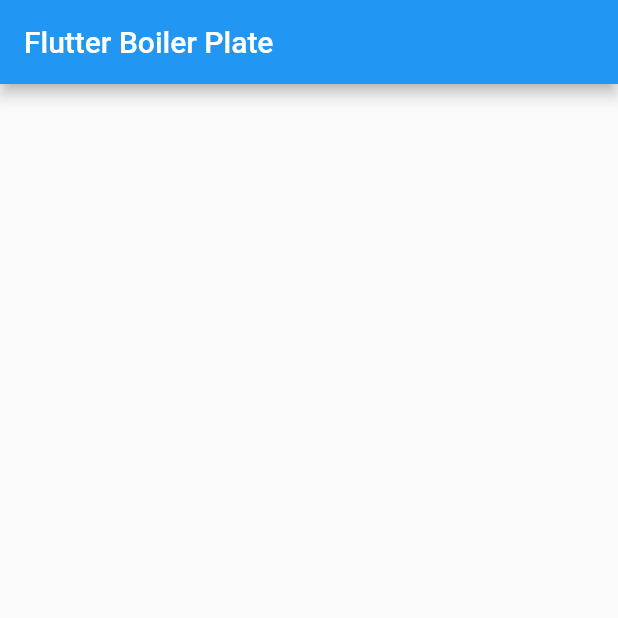
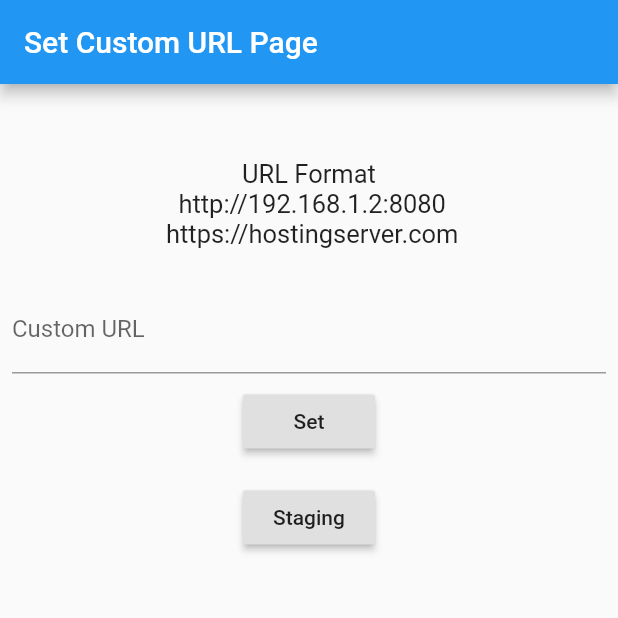
Before and after one commit to joshsoftware/flutter-boilerplate, a Flutter app: the screen it shows after launch, on a phone screen of 412 x 824 dp, the top half of it. Run offline on Flutter 3.47's test engine with Material 2 defaults, Android fonts, the phone set to English and light mode, and no system bars; our stand-ins replace connectivity, shared_preferences; statements that could not run were skipped.

Commit message:
added custom url page

```diff
--- /dev/null
+++ b/lib/models/custom_url_model.dart
@@ -0,0 +1 @@
+class CustomURLModel {}
--- a/lib/utils/api_helper.dart
+++ b/lib/utils/api_helper.dart
@@ -1,6 +1,6 @@
 import 'dart:convert';
 import 'package:flutter/material.dart';
-import 'package:flutter_mvvm_boilerplate/models/response_data.dart';
+import 'package:flutter_mvvm_boilerplate/models/response_data_model.dart';
 import 'package:flutter_mvvm_boilerplate/utils/pretty_json_print.dart';
 import 'package:flutter_mvvm_boilerplate/utils/constants/singleton_constant.dart';
 import 'package:flutter_mvvm_boilerplate/widgets/loader_widget.dart';
@@ -15,8 +15,8 @@ class ApiHelper {
 
   //Base headers Supports version
   //Gets Token from singleton class which is set either on login or app startup in main.dart
-  static Future<Map> _getHeaders(bool useAuth, int apiVersion) async {
-    Map _map = {
+  static Future<Map<String, String>> _getHeaders(bool useAuth, int apiVersion) async {
+    Map<String, String> _map = {
       //Add or Remove headers from here
       'Content-Type': 'application/json',
       'Authorization': useAuth ? 'Bearer ' + await SingletonConstants().getToken : "",
--- a/lib/utils/constants/app_constants.dart
+++ b/lib/utils/constants/app_constants.dart
@@ -3,7 +3,7 @@ class AppConstants {
 
   //Allows Developers to test on custom base URL by showing an custom URL screen at start up.
   //Application have Safe checks in main.dart so custom URL page will never show if isProdBuild flag in AppConstants is set as true.
-  static const bool isCustomURLBuild = false;
+  static const bool isCustomURLBuild = true;
 
   //Flutter level flag
   //Will set base URL to Production if set true.
@@ -13,4 +13,4 @@ class AppConstants {
 }
 
 //API status enums
-enum ApiStatus { started, completed, loading, searching, empty, failed, timeout }
+enum ApiStatus { idle, started, completed, loading, searching, empty, failed, timeout }
--- a/lib/utils/constants/color_constants.dart
+++ b/lib/utils/constants/color_constants.dart
@@ -3,4 +3,5 @@ import 'package:flutter/material.dart';
 class ColorConstants {
   static const Color PRIMARY = Colors.blue;
   static const Color PRIMARY_DARK = Colors.blueAccent;
+  static const Color GREEN = Colors.green;
 }
--- /dev/null
+++ b/lib/view_models/custom_url_view_model.dart
@@ -0,0 +1,37 @@
+import 'package:flutter/material.dart';
+import 'package:flutter_mvvm_boilerplate/models/login_model.dart';
+import 'package:flutter_mvvm_boilerplate/models/response_data_model.dart';
+import 'package:flutter_mvvm_boilerplate/services/api_service.dart';
+import 'package:flutter_mvvm_boilerplate/utils/constants/api_constants.dart';
+import 'package:flutter_mvvm_boilerplate/utils/constants/app_constants.dart';
+import 'package:flutter_mvvm_boilerplate/utils/constants/singleton_constant.dart';
+import 'package:flutter_mvvm_boilerplate/utils/shared_preferences_helper.dart';
+import 'package:flutter_mvvm_boilerplate/views/login_view.dart';
+import 'package:flutter_mvvm_boilerplate/widgets/alert_bar.dart';
+
+class CustomURLViewModel with ChangeNotifier {
+  TextEditingController urlTextFieldController = TextEditingController();
+
+  void checkIfURLSetPreviously({@required BuildContext context}) async {
+    String url = await SharedPreferencesHelper.getCustomURL();
+    if (url != null) {
+      urlTextFieldController.text = url;
+    }
+  }
+
+  void setURL({@required BuildContext context}) async {
+    if (urlTextFieldController.text.isEmpty) {
+      AlertBar.show(context, title: "Enter URL", description: "Please enter a URL");
+      return;
+    }
+
+    SingletonConstants().setBaseUrl(urlTextFieldController.text.trim());
+    SharedPreferencesHelper.setCustomURL(urlTextFieldController.text.trim());
+    Navigator.pushNamedAndRemoveUntil(context, LoginView.TAG, (route) => false);
+  }
+
+  void setStaging({BuildContext context}) async {
+    SingletonConstants().setBaseUrl(ApiConstants.SERVER_BASE_URL);
+    Navigator.pushNamedAndRemoveUntil(context, LoginView.TAG, (route) => false);
+  }
+}
--- /dev/null
+++ b/lib/views/custom_url_view.dart
@@ -0,0 +1,64 @@
+import 'package:flutter/material.dart';
+import 'package:flutter_mvvm_boilerplate/utils/constants/app_constants.dart';
+import 'package:flutter_mvvm_boilerplate/view_models/custom_url_view_model.dart';
+import 'package:flutter_mvvm_boilerplate/view_models/login_view_model.dart';
+import 'package:flutter_mvvm_boilerplate/widgets/common_button.dart';
+import 'package:flutter_mvvm_boilerplate/widgets/common_text_field.dart';
+import 'package:provider/provider.dart';
+
+class CustomURLView extends StatefulWidget {
+  CustomURLView({Key key}) : super(key: key);
+
+  static const String TAG = "/CustomURLView";
+
+  @override
+  _CustomURLViewState createState() => _CustomURLViewState();
+}
+
+class _CustomURLViewState extends State<CustomURLView> {
+  @override
+  void initState() {
+    // TODO: implement initState
+    super.initState();
+    Provider.of<CustomURLViewModel>(context, listen: false).checkIfURLSetPreviously();
+  }
+
+  @override
+  Widget build(BuildContext context) {
+    CustomURLViewModel _customURLViewModel = Provider.of<CustomURLViewModel>(context);
+    return Scaffold(
+      appBar: AppBar(
+        title: Text("Set Custom URL Page"),
+      ),
+      body: Column(
+        children: [
+          Padding(
+            padding: const EdgeInsets.only(top: 50),
+            child: Text(
+              "URL Format \n http://192.168.1.2:8080 \n https://hostingserver.com \n ",
+              textAlign: TextAlign.center,
+              style: TextStyle(fontSize: 17),
+            ),
+          ),
+          CommonTextField(
+            label: "Custom URL",
+            hint: "Enter URL here",
+            controller: _customURLViewModel.urlTextFieldController,
+          ),
+          CommonButton(
+            title: "Set",
+            function: () {
+              _customURLViewModel.setURL(context: context);
+            },
+          ),
+          CommonButton(
+            title: "Staging",
+            function: () {
+              _customURLViewModel.setStaging(context: context);
+            },
+          ),
+        ],
+      ),
+    );
+  }
+}
--- /dev/null
+++ b/lib/widgets/common_button.dart
@@ -0,0 +1,29 @@
+import 'package:flutter/material.dart';
+
+class CommonButton extends StatefulWidget {
+  CommonButton({
+    Key key,
+    this.function,
+    this.title,
+  }) : super(key: key);
+
+  final Function function;
+  final String title;
+
+  @override
+  _CommonButtonState createState() => _CommonButtonState();
+}
+
+class _CommonButtonState extends State<CommonButton> {
+  @override
+  Widget build(BuildContext context) {
+    return GestureDetector(
+        onTap: widget.function,
+        child: Padding(
+            padding: const EdgeInsets.all(8.0),
+            child: RaisedButton(
+              onPressed: widget.function,
+              child: Text(widget.title),
+            )));
+  }
+}
--- /dev/null
+++ b/lib/widgets/common_text_field.dart
@@ -0,0 +1,26 @@
+import 'package:flutter/material.dart';
+
+class CommonTextField extends StatefulWidget {
+  CommonTextField({Key key, this.controller, this.label, this.hint, this.isPassword: false}) : super(key: key);
+
+  final TextEditingController controller;
+  final String label;
+  final String hint;
+  final bool isPassword;
+
+  @override
+  _CommonTextFieldState createState() => _CommonTextFieldState();
+}
+
+class _CommonTextFieldState extends State<CommonTextField> {
+  @override
+  Widget build(BuildContext context) {
+    return Padding(
+        padding: const EdgeInsets.fromLTRB(8.0, 4.0, 8.0, 0.0),
+        child: TextFormField(
+          controller: widget.controller,
+          obscureText: widget.isPassword,
+          decoration: InputDecoration(hintText: widget.hint, labelText: widget.label),
+        ));
+  }
+}
```
Also changed, not shown: lib/main.dart (+10 -8 lines), lib/services/api_service.dart (+3 -10 lines), lib/utils/navigation_helper.dart (+30 -1 lines), lib/view_models/login_view_model.dart (+27 -7 lines), lib/views/login_view.dart (+62 -1 lines), lib/models/response_data_model.dart (renamed from lib/models/response_data.dart), 1 other file.
